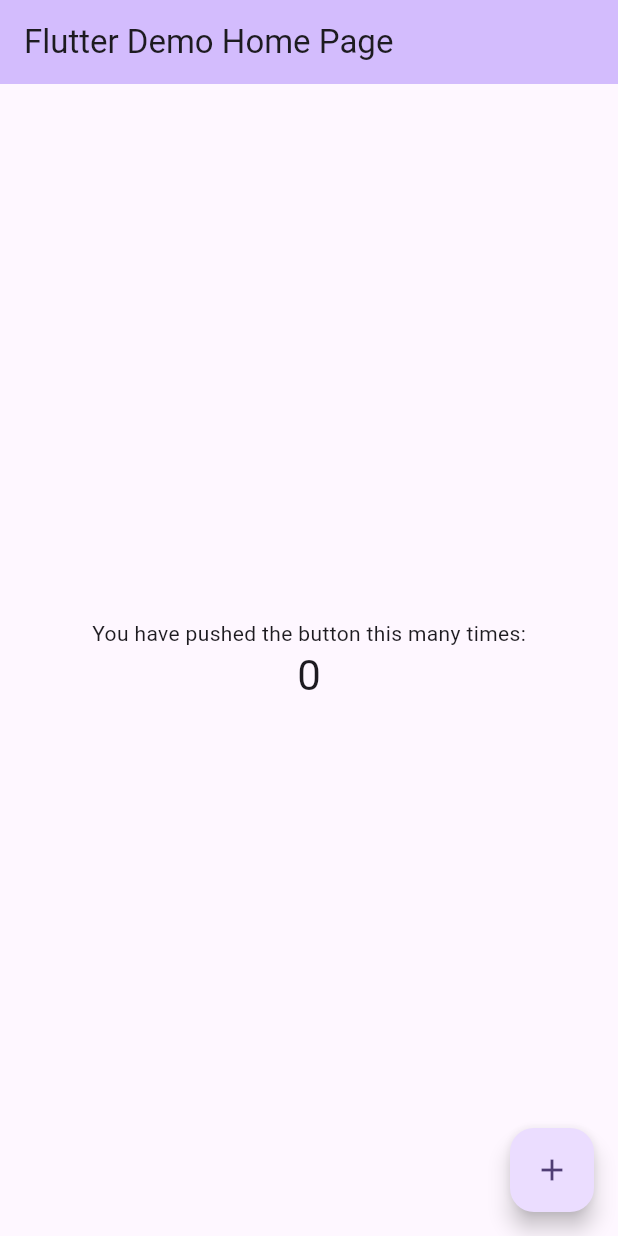
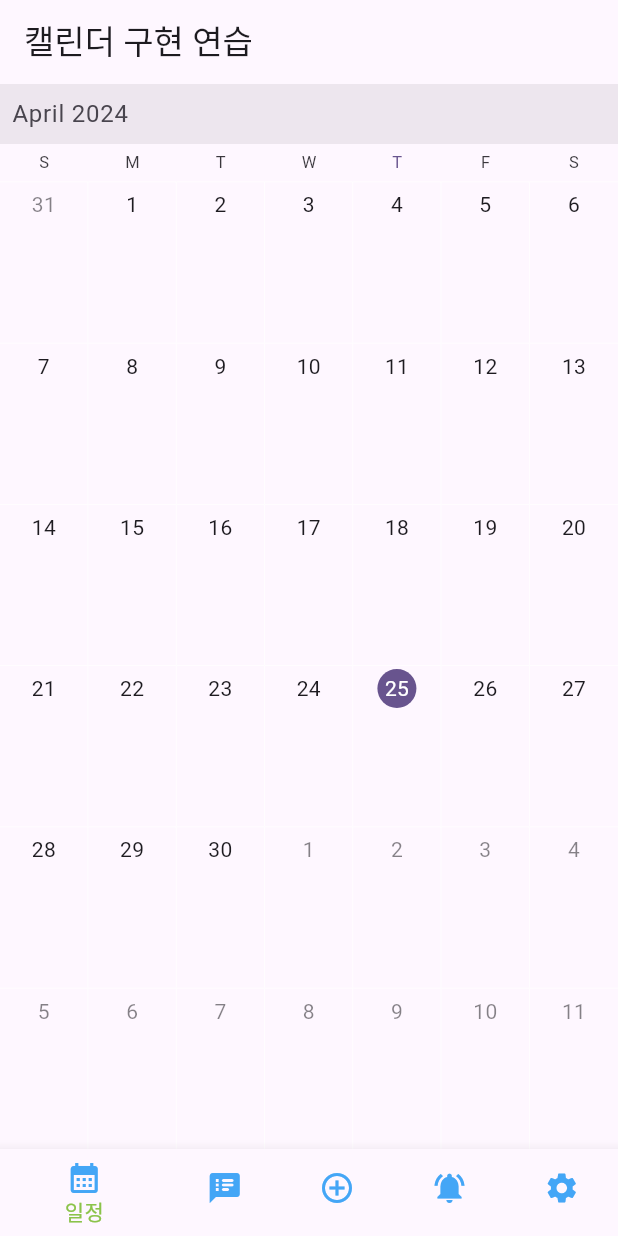
Before and after one commit to skdddfhg123/together, a Flutter app: the screen it shows after launch, on a phone screen of 412 x 824 dp. Run offline on Flutter 3.47's test engine with Material 3 defaults, Android fonts, the phone set to English and light mode, and no system bars; drawn by our look-alikes of syncfusion_flutter_calendar; missing offline and left inert: syncfusion_localizations.

Commit message:
sfcalendar practice

```diff
--- a/app_cal/lib/main.dart
+++ b/app_cal/lib/main.dart
@@ -1,4 +1,8 @@
+import 'package:app_cal/screen/all_calendar.dart';
+import 'package:app_cal/screen/testscreen.dart';
 import 'package:flutter/material.dart';
+import 'package:flutter_localizations/flutter_localizations.dart';
+import 'package:syncfusion_localizations/syncfusion_localizations.dart';
 
 void main() {
   runApp(const MyApp());
@@ -11,115 +15,100 @@
   @override
   Widget build(BuildContext context) {
     return MaterialApp(
-      title: 'Flutter Demo',
+      localizationsDelegates: const [
+        GlobalMaterialLocalizations.delegate,
+        GlobalWidgetsLocalizations.delegate,
+        SfGlobalLocalizations.delegate
+      ],
+      supportedLocales: const [
+        Locale('ko'),
+      ],
+      locale: const Locale('ko'),
+      title: 'Together',
       theme: ThemeData(
-        // This is the theme of your application.
-        //
-        // TRY THIS: Try running your application with "flutter run". You'll see
-        // the application has a purple toolbar. Then, without quitting the app,
-        // try changing the seedColor in the colorScheme below to Colors.green
-        // and then invoke "hot reload" (save your changes or press the "hot
-        // reload" button in a Flutter-supported IDE, or press "r" if you used
-        // the command line to start the app).
-        //
-        // Notice that the counter didn't reset back to zero; the application
-        // state is not lost during the reload. To reset the state, use hot
-        // restart instead.
-        //
-        // This works for code too, not just values: Most code changes can be
-        // tested with just a hot reload.
         colorScheme: ColorScheme.fromSeed(seedColor: Colors.deepPurple),
         useMaterial3: true,
       ),
-      home: const MyHomePage(title: 'Flutter Demo Home Page'),
+      home: const MyHomePage(),
     );
   }
 }
 
 class MyHomePage extends StatefulWidget {
-  const MyHomePage({super.key, required this.title});
-
-  // This widget is the home page of your application. It is stateful, meaning
-  // that it has a State object (defined below) that contains fields that affect
-  // how it looks.
-
-  // This class is the configuration for the state. It holds the values (in this
-  // case the title) provided by the parent (in this case the App widget) and
-  // used by the build method of the State. Fields in a Widget subclass are
-  // always marked "final".
-
-  final String title;
+  const MyHomePage({super.key});
 
   @override
   State<MyHomePage> createState() => _MyHomePageState();
 }
 
 class _MyHomePageState extends State<MyHomePage> {
-  int _counter = 0;
+  int _selectedIndex = 0;
 
-  void _incrementCounter() {
+  final List<Widget> _widgetOptions = [
+    const AllCalendar(),
+    const TestScreen(),
+    const TestScreen(),
+    const TestScreen(),
+    const TestScreen(),
+  ];
+
+  void _onItemTapped(int index) {
     setState(() {
-      // This call to setState tells the Flutter framework that something has
-      // changed in this State, which causes it to rerun the build method below
-      // so that the display can reflect the updated values. If we changed
-      // _counter without calling setState(), then the build method would not be
-      // called again, and so nothing would appear to happen.
-      _counter++;
+      _selectedIndex = index;
     });
   }
 
   @override
   Widget build(BuildContext context) {
-    // This method is rerun every time setState is called, for instance as done
-    // by the _incrementCounter method above.
-    //
-    // The Flutter framework has been optimized to make rerunning build methods
-    // fast, so that you can just rebuild anything that needs updating rather
-    // than having to individually change instances of widgets.
     return Scaffold(
       appBar: AppBar(
-        // TRY THIS: Try changing the color here to a specific color (to
-        // Colors.amber, perhaps?) and trigger a hot reload to see the AppBar
-        // change color while the other colors stay the same.
-        backgroundColor: Theme.of(context).colorScheme.inversePrimary,
-        // Here we take the value from the MyHomePage object that was created by
-        // the App.build method, and use it to set our appbar title.
-        title: Text(widget.title),
+        title: const Text('캘린더 구현 연습'),
       ),
-      body: Center(
-        // Center is a layout widget. It takes a single child and positions it
-        // in the middle of the parent.
-        child: Column(
-          // Column is also a layout widget. It takes a list of children and
-          // arranges them vertically. By default, it sizes itself to fit its
-          // children horizontally, and tries to be as tall as its parent.
-          //
-          // Column has various properties to control how it sizes itself and
-          // how it positions its children. Here we use mainAxisAlignment to
-          // center the children vertically; the main axis here is the vertical
-          // axis because Columns are vertical (the cross axis would be
-          // horizontal).
-          //
-          // TRY THIS: Invoke "debug painting" (choose the "Toggle Debug Paint"
-          // action in the IDE, or press "p" in the console), to see the
-          // wireframe for each widget.
-          mainAxisAlignment: MainAxisAlignment.center,
-          children: <Widget>[
-            const Text(
-              'You have pushed the button this many times:',
+      body: SafeArea(
+        child: _widgetOptions.elementAt(_selectedIndex),
+      ),
+      bottomNavigationBar: BottomNavigationBar(
+        items: const <BottomNavigationBarItem>[
+          BottomNavigationBarItem(
+            icon: Icon(
+              Icons.calendar_month,
+              color: Color.fromARGB(255, 68, 166, 246),
             ),
-            Text(
-              '$_counter',
-              style: Theme.of(context).textTheme.headlineMedium,
+            label: '일정',
+          ),
+          BottomNavigationBarItem(
+            icon: Icon(
+              Icons.speaker_notes_rounded,
+              color: Color.fromARGB(255, 68, 166, 246),
             ),
-          ],
-        ),
+            label: '메모',
+          ),
+          BottomNavigationBarItem(
+            icon: Icon(
+              Icons.add_circle_outline,
+              color: Color.fromARGB(255, 68, 166, 246),
+            ),
+            label: '작성',
+          ),
+          BottomNavigationBarItem(
+            icon: Icon(
+              Icons.notifications_active,
+              color: Color.fromARGB(255, 68, 166, 246),
+            ),
+            label: '알림',
+          ),
+          BottomNavigationBarItem(
+            icon: Icon(
+              Icons.settings,
+              color: Color.fromARGB(255, 68, 166, 246),
+            ),
+            label: '설정',
+          ),
+        ],
+        currentIndex: _selectedIndex,
+        selectedItemColor: Colors.lightGreen,
+        onTap: _onItemTapped,
       ),
-      floatingActionButton: FloatingActionButton(
-        onPressed: _incrementCounter,
-        tooltip: 'Increment',
-        child: const Icon(Icons.add),
-      ), // This trailing comma makes auto-formatting nicer for build methods.
     );
   }
 }
--- /dev/null
+++ b/app_cal/lib/screen/all_calendar.dart
@@ -0,0 +1,30 @@
+import 'package:flutter/material.dart';
+import 'package:syncfusion_flutter_calendar/calendar.dart';
+
+class AllCalendar extends StatefulWidget {
+  const AllCalendar({super.key});
+
+  @override
+  State<AllCalendar> createState() => _AllCalendarState();
+}
+
+class _AllCalendarState extends State<AllCalendar> {
+  @override
+  Widget build(BuildContext context) {
+    return SfCalendar(
+      view: CalendarView.month,
+      cellBorderColor: Colors.white,
+
+      // monthCellBuilder: (context, details) {
+      //   bool isSunday = details.date.weekday == 7;
+      //   Color textColor = isSunday ? Colors.red : Colors.black;
+      //   return Container(
+      //     child: Text(
+      //       details.date.day.toString(),
+      //       style: TextStyle(color: textColor),
+      //     ),
+      //   );
+      // },
+    );
+  }
+}
--- /dev/null
+++ b/app_cal/lib/screen/testscreen.dart
@@ -0,0 +1,17 @@
+import 'package:flutter/material.dart';
+
+class TestScreen extends StatelessWidget {
+  const TestScreen({super.key});
+
+  @override
+  Widget build(BuildContext context) {
+    return Scaffold(
+      appBar: AppBar(
+        title: const Text('테스트 페이지'),
+      ),
+      body: const Center(
+        child: Text('테스트 페이지'),
+      ),
+    );
+  }
+}
--- a/app_cal/pubspec.yaml
+++ b/app_cal/pubspec.yaml
@@ -35,6 +35,9 @@ dependencies:
   # The following adds the Cupertino Icons font to your application.
   # Use with the CupertinoIcons class for iOS style icons.
   cupertino_icons: ^1.0.6
+  syncfusion_flutter_calendar: ^25.1.41
+  flutter_localization: ^0.2.0
+  syncfusion_localizations: ^25.1.41
 
 dev_dependencies:
   flutter_test:
```
Also changed, not shown: app_cal/pubspec.lock, 5 other files.
